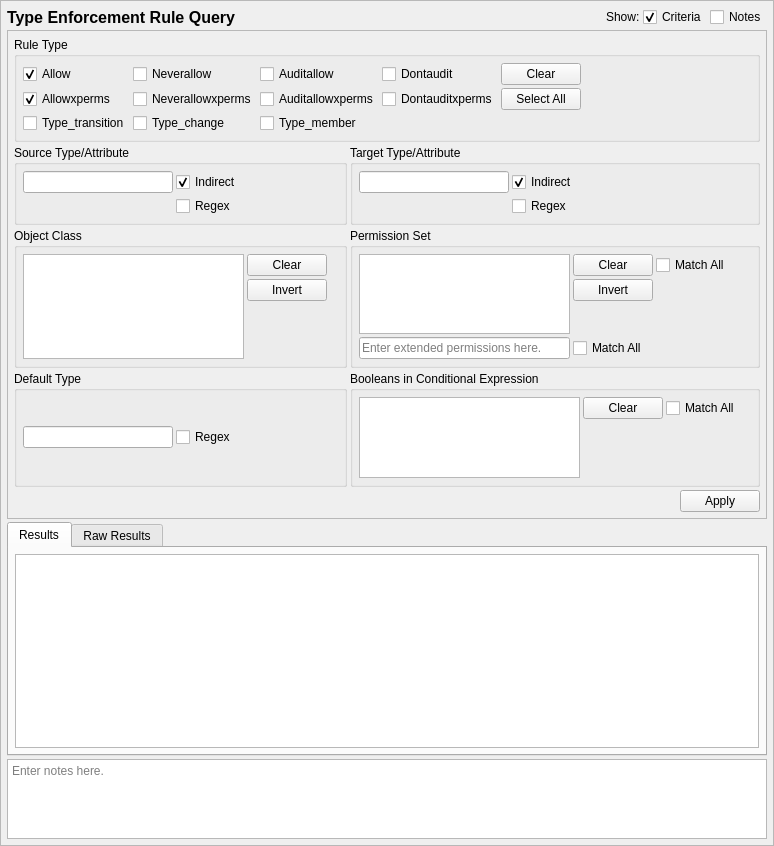
First picture: the form in data/terulequery.ui, repository SELinuxProject/setools, before the edit.
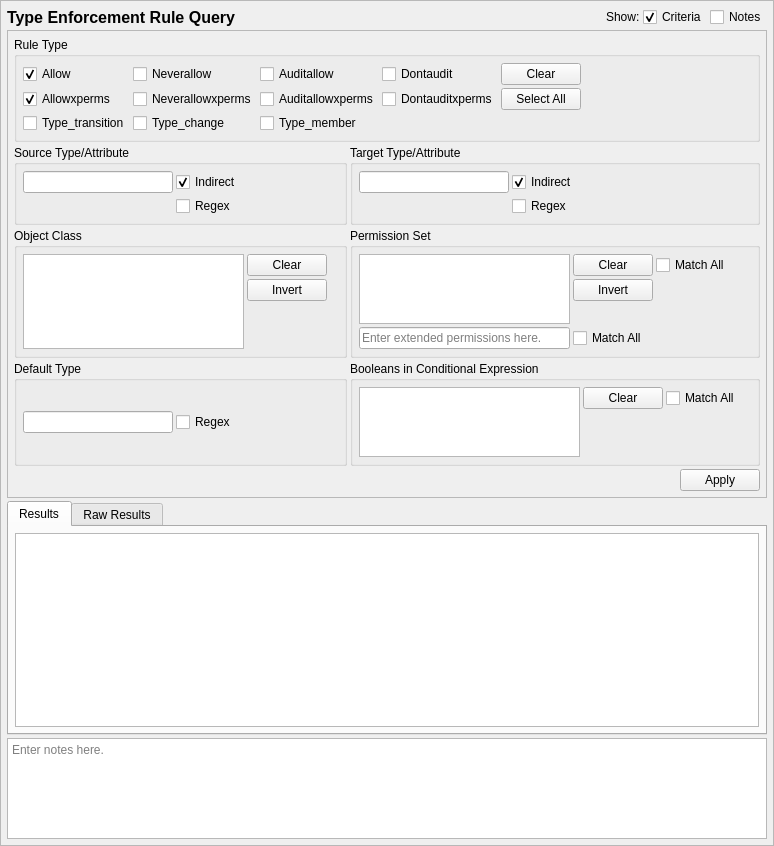
Second picture: the form after the edit.

Commit message: rule queries.ui: revise vertical stretch so preference is given to results

```diff
--- a/data/terulequery.ui
+++ b/data/terulequery.ui
@@ -74,7 +74,7 @@
       <property name="sizePolicy">
        <sizepolicy hsizetype="Preferred" vsizetype="MinimumExpanding">
         <horstretch>0</horstretch>
-        <verstretch>1</verstretch>
+        <verstretch>2</verstretch>
        </sizepolicy>
       </property>
       <property name="currentIndex">
@@ -258,6 +258,12 @@
     </item>
     <item row="2" column="0" colspan="5">
      <widget class="QFrame" name="criteria_frame">
+      <property name="sizePolicy">
+       <sizepolicy hsizetype="Preferred" vsizetype="Preferred">
+        <horstretch>0</horstretch>
+        <verstretch>1</verstretch>
+       </sizepolicy>
+      </property>
       <property name="maximumSize">
        <size>
         <width>16777215</width>
```
Left out of the diff: 6 changed lines with no effect on the pictures. The commit also changes 2 other files.
